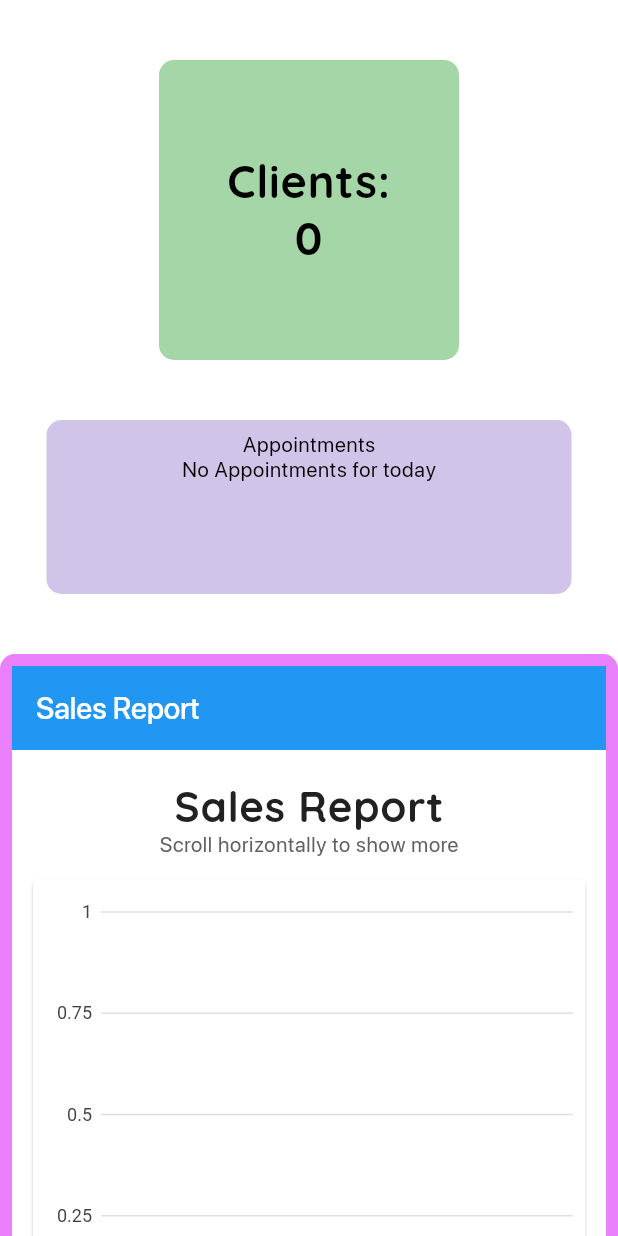
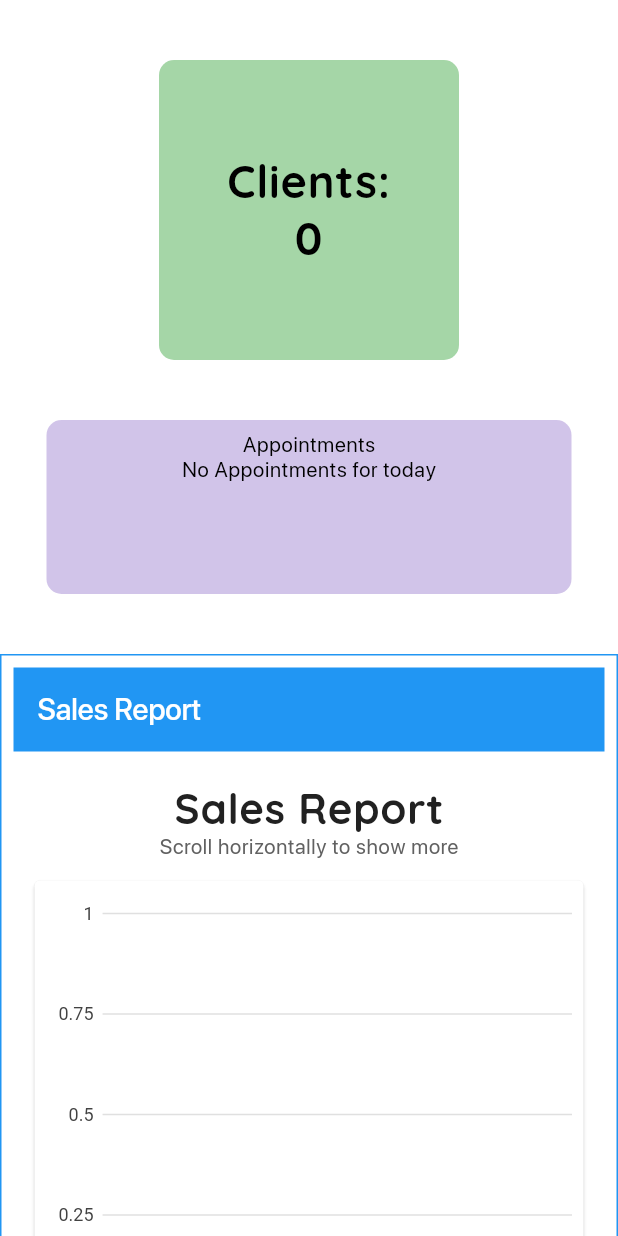
Before and after one commit to akosijho/opms_web, a Flutter app: the MyMobileBody screen opened directly, on a phone screen of 412 x 824 dp. Run offline on Flutter 3.47's test engine with Material 2 defaults, Android fonts, the phone set to English and light mode, and no system bars; our stand-ins replace cached_network_image, calendar_timeline, charts_flutter, cloud_firestore, connectivity_plus, dropdown_button2 and 27 more; missing offline and left inert: age_calculator, dart:html, flutter_date_pickers, image_network, ntp; accounts and stored records are empty; statements that could not run were skipped; project files that could hold a hidden picture were left out.

Commit message:
sales report border added

```diff
--- a/lib/ui/views/home/responsive/mobile_view/mobile_body.dart
+++ b/lib/ui/views/home/responsive/mobile_view/mobile_body.dart
@@ -145,9 +145,7 @@ class MyMobileBody extends StatelessWidget {
                     height: 500,
                     width: 740,
                     decoration: BoxDecoration(
-                        color: Colors.purpleAccent[100],
-                        borderRadius: BorderRadius.all(Radius.circular(10))
-                    ),
+                        border: Border.all(color: Colors.blue)),
                     child: Padding(
                       padding: const EdgeInsets.all(8.0),
                       child: SalesReportsView(),
```
Also changed, not shown: lib/ui/views/home/responsive/desktop_view/desktop_body.dart (+14 -12 lines), lib/ui/widgets/appointment_card/appointment_card.dart (+79 -0 lines).
